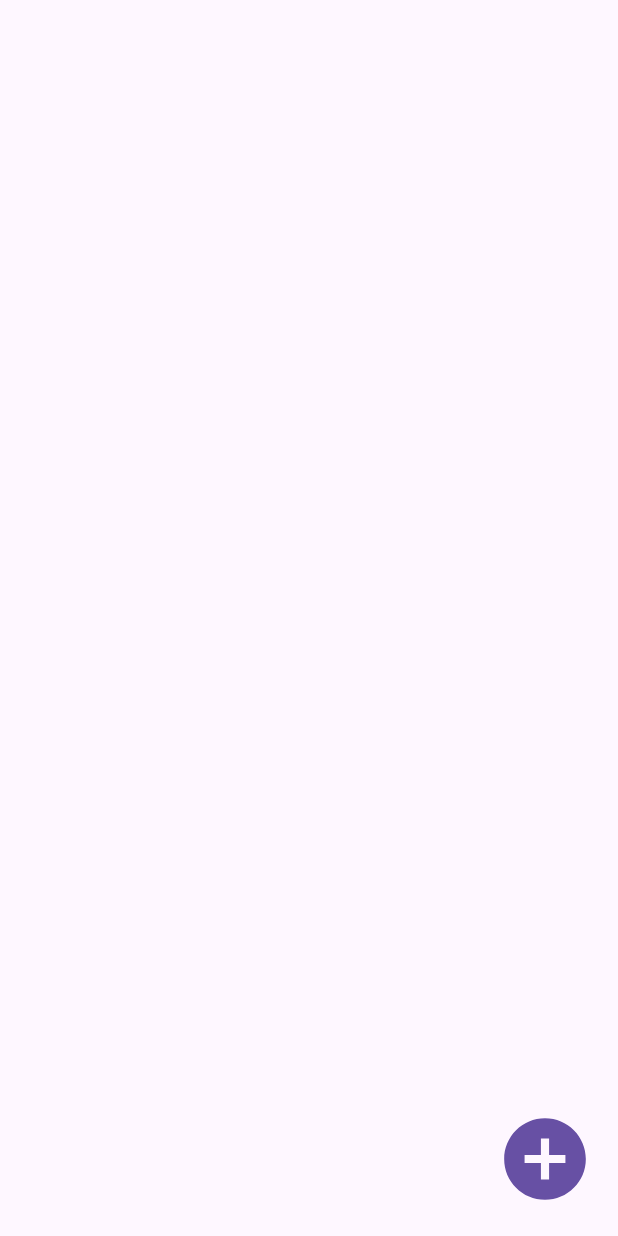
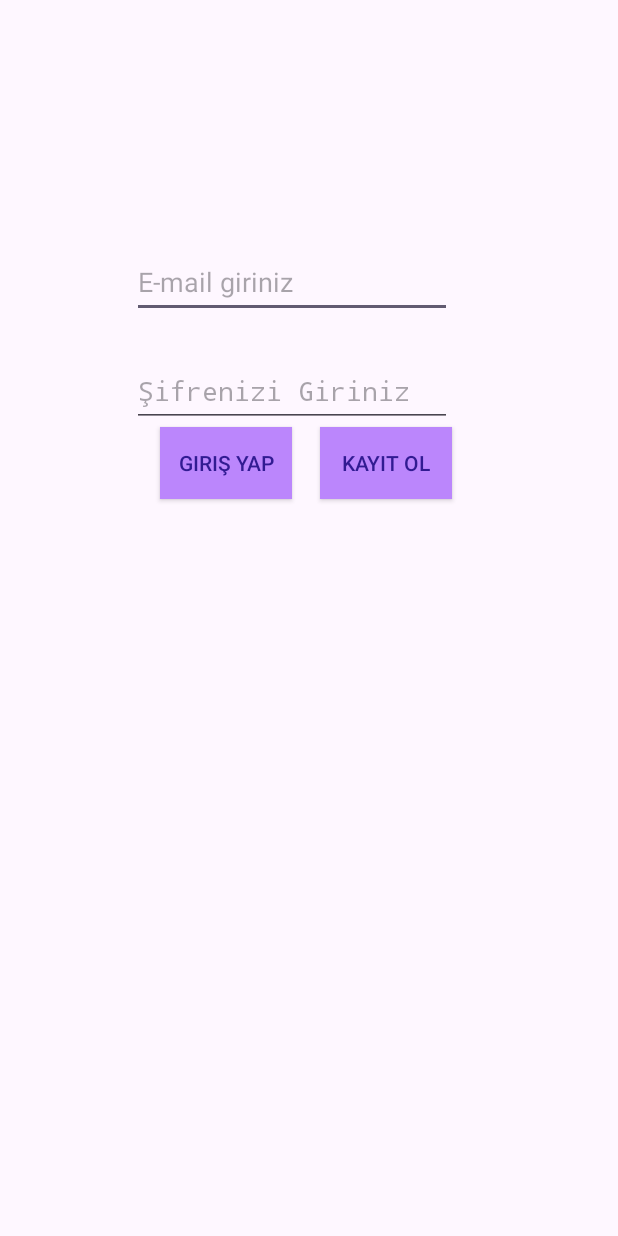
Before and after one commit to Orcan2/COMUTopluluklar, an Android app built with Jetpack Compose: the screen it shows after launch (ToplulukListActivity before the commit, SignScreen after it), on a phone screen of 412 x 824 dp. Run offline under Robolectric (Android 15) with nearby library versions, the phone set to English and light mode, and no system bars; our stand-ins replace Firebase (no records; nobody signed in at launch, a user with empty details on screens opened directly).

Commit message:
giriş ekranı
authentication tamamlandı

```diff
--- /dev/null
+++ b/app/src/main/java/com/example/comutopluluklar/SignScreen.kt
@@ -0,0 +1,82 @@
+package com.example.comutopluluklar
+
+import android.content.Intent
+import android.os.Bundle
+import android.view.View
+import android.widget.Toast
+import androidx.activity.ComponentActivity
+import androidx.activity.compose.setContent
+import androidx.activity.enableEdgeToEdge
+import androidx.compose.foundation.layout.fillMaxSize
+import androidx.compose.foundation.layout.padding
+import androidx.compose.material3.Scaffold
+import androidx.compose.material3.Text
+import androidx.compose.runtime.Composable
+import androidx.compose.ui.Modifier
+import androidx.compose.ui.tooling.preview.Preview
+import com.example.comutopluluklar.databinding.ActivitySignBinding
+import com.example.comutopluluklar.ui.theme.COMUTopluluklarTheme
+import com.google.firebase.Firebase
+import com.google.firebase.auth.FirebaseAuth
+import com.google.firebase.auth.FirebaseAuthException
+import com.google.firebase.auth.auth
+
+class SignScreen : ComponentActivity() {
+    private lateinit var binding: ActivitySignBinding
+    private lateinit var auth: FirebaseAuth
+
+    override fun onCreate(savedInstanceState: Bundle?) {
+        super.onCreate(savedInstanceState)
+        binding = ActivitySignBinding.inflate(layoutInflater)
+        val view = binding.root
+        setContentView(view)
+        auth = Firebase.auth
+
+        val currentUser = auth.currentUser
+        if(currentUser != null){
+            val intent = Intent(this,MainActivity::class.java)
+            startActivity(intent)
+            finish()
+        }
+    }
+
+
+    fun girisYapclick(view: View){
+        val email = binding.emailText.text.toString()
+        val password = binding.passwordText.text.toString()
+        if(email.isEmpty()||password.isEmpty()){
+            Toast.makeText(this, "E-posta veya şifre boş olamaz!", Toast.LENGTH_LONG).show()
+        }
+        else{
+            auth.signInWithEmailAndPassword(email,password).addOnSuccessListener {
+                val intent = Intent(this@SignScreen, MainActivity::class.java)
+                startActivity(intent)
+                finish()
+            }.addOnFailureListener {exception ->
+                Toast.makeText(this@SignScreen, exception.localizedMessage  , Toast.LENGTH_LONG).show()
+            }
+        }
+
+    }
+
+    fun kayitOlclick(view: View) {
+        val email = binding.emailText.text.toString()
+        val password = binding.emailText.text.toString()
+
+        if(email.isEmpty()||password.isEmpty()) {
+            Toast.makeText(this, "E-posta veya şifre boş olamaz!", Toast.LENGTH_LONG).show()
+        }
+        else {
+            auth.createUserWithEmailAndPassword(email, password).addOnSuccessListener {
+                // Başarılıysa, MainActivity'e yönlendir
+                val intent = Intent(this@SignScreen, MainActivity::class.java)
+                startActivity(intent)
+                finish()
+            }.addOnFailureListener { exception ->
+                // Başarısızlık durumunda hata mesajını göster
+                Toast.makeText(this@SignScreen, exception.localizedMessage, Toast.LENGTH_LONG).show()
+            }
+        }
+    }
+
+}
--- a/app/src/main/java/com/example/comutopluluklar/ToplulukListActivity.kt
+++ b/app/src/main/java/com/example/comutopluluklar/ToplulukListActivity.kt
@@ -31,7 +31,7 @@ class ToplulukListActivity : AppCompatActivity() {
 
         getToplulukData()
         binding.buttonTopEkle.setOnClickListener{
-            val intent = Intent(this, MainActivity::class.java)
+            val intent = Intent(this, SignScreen::class.java)
 
             startActivity(intent)
             finish()
--- /dev/null
+++ b/app/src/main/res/layout/activity_sign.xml
@@ -0,0 +1,62 @@
+<?xml version="1.0" encoding="utf-8"?>
+<androidx.constraintlayout.widget.ConstraintLayout xmlns:android="http://schemas.android.com/apk/res/android"
+    xmlns:app="http://schemas.android.com/apk/res-auto"
+    xmlns:tools="http://schemas.android.com/tools"
+    android:layout_width="match_parent"
+    android:layout_height="match_parent">
+
+    <EditText
+        android:id="@+id/emailText"
+        android:layout_width="wrap_content"
+        android:layout_height="wrap_content"
+        android:layout_marginTop="164dp"
+        android:ems="10"
+        android:hint="E-mail giriniz"
+        android:inputType="textEmailAddress"
+        android:minHeight="48dp"
+        app:layout_constraintEnd_toEndOf="parent"
+        app:layout_constraintHorizontal_bias="0.442"
+        app:layout_constraintStart_toStartOf="parent"
+        app:layout_constraintTop_toTopOf="parent" />
+
+    <EditText
+        android:id="@+id/passwordText"
+        android:layout_width="wrap_content"
+        android:layout_height="wrap_content"
+        android:ems="10"
+        android:hint="Şifrenizi Giriniz"
+        android:inputType="textPassword"
+        android:minHeight="48dp"
+        app:layout_constraintBottom_toBottomOf="parent"
+        app:layout_constraintEnd_toEndOf="parent"
+        app:layout_constraintHorizontal_bias="0.442"
+        app:layout_constraintStart_toStartOf="parent"
+        app:layout_constraintTop_toBottomOf="@+id/emailText"
+        app:layout_constraintVertical_bias="0.044" />
+
+    <Button
+        android:id="@+id/GirisYap"
+        android:layout_width="wrap_content"
+        android:layout_height="wrap_content"
+        android:background="@color/purple_200"
+        android:onClick="girisYapclick"
+        android:text="Giriş Yap"
+        android:textColor="#311B92"
+        app:layout_constraintEnd_toStartOf="@+id/kayitOlButton"
+        app:layout_constraintStart_toStartOf="@+id/passwordText"
+        app:layout_constraintTop_toBottomOf="@+id/passwordText"
+        tools:ignore="MissingConstraints" />
+
+    <Button
+        android:id="@+id/kayitOlButton"
+        android:layout_width="wrap_content"
+        android:layout_height="wrap_content"
+        android:background="@color/purple_200"
+        android:onClick="kayitOlclick"
+        android:text="Kayıt Ol"
+        android:textColor="#311B92"
+        app:layout_constraintEnd_toEndOf="@+id/passwordText"
+        app:layout_constraintTop_toBottomOf="@+id/passwordText"
+        tools:ignore="MissingConstraints" />
+
+</androidx.constraintlayout.widget.ConstraintLayout>
--- a/app/src/main/res/values/strings.xml
+++ b/app/src/main/res/values/strings.xml
@@ -1,3 +1,5 @@
 <resources>
     <string name="app_name">COMUtopluluklar</string>
+    <string name="title_activity_sign_screen">SignScreen</string>
+    <string name="title_activity_giris_ekrani">GirisEkrani</string>
 </resources>
```
Also changed, not shown: app/build.gradle.kts (+25 -0 lines), app/src/main/AndroidManifest.xml (+13 -2 lines), app/src/main/java/com/example/comutopluluklar/ui/theme/Color.kt (added, +11 -0 lines), app/src/main/java/com/example/comutopluluklar/ui/theme/Theme.kt (added, +58 -0 lines), app/src/main/java/com/example/comutopluluklar/ui/theme/Type.kt (added, +34 -0 lines), app/src/main/java/com/example/comutopluluklar/ui/theme/ui/theme/Color.kt (added, +11 -0 lines), app/src/main/java/com/example/comutopluluklar/ui/theme/ui/theme/Theme.kt (added, +58 -0 lines), app/src/main/java/com/example/comutopluluklar/ui/theme/ui/theme/Type.kt (added, +34 -0 lines), gradle/libs.versions.toml (+18 -0 lines).
